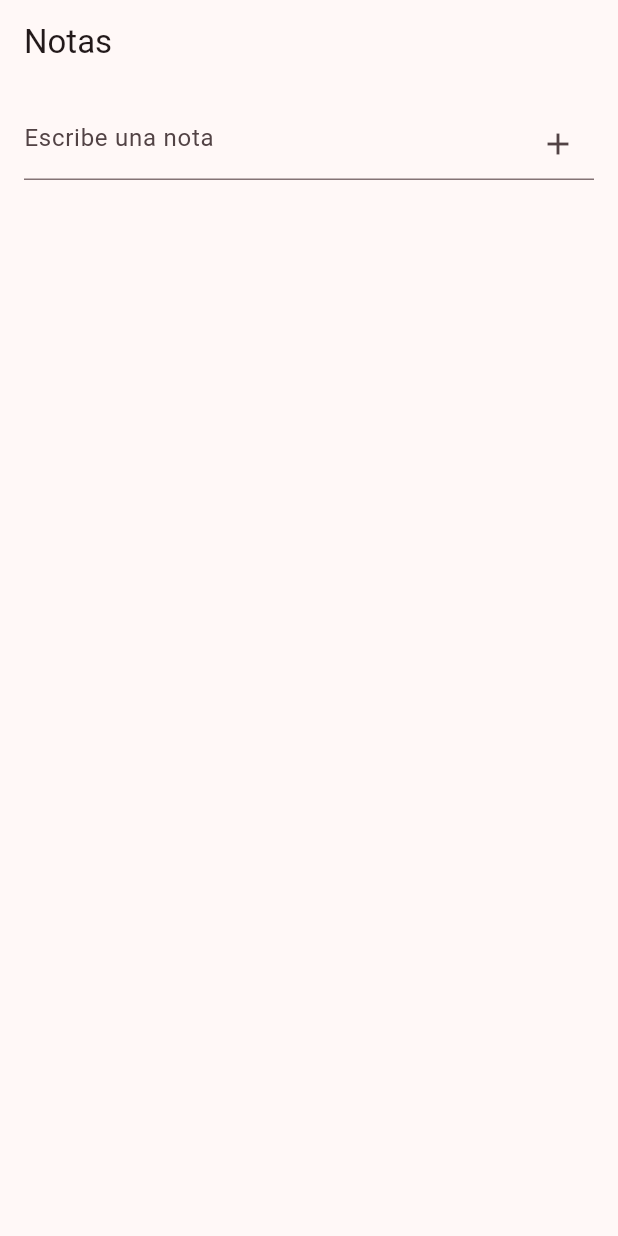
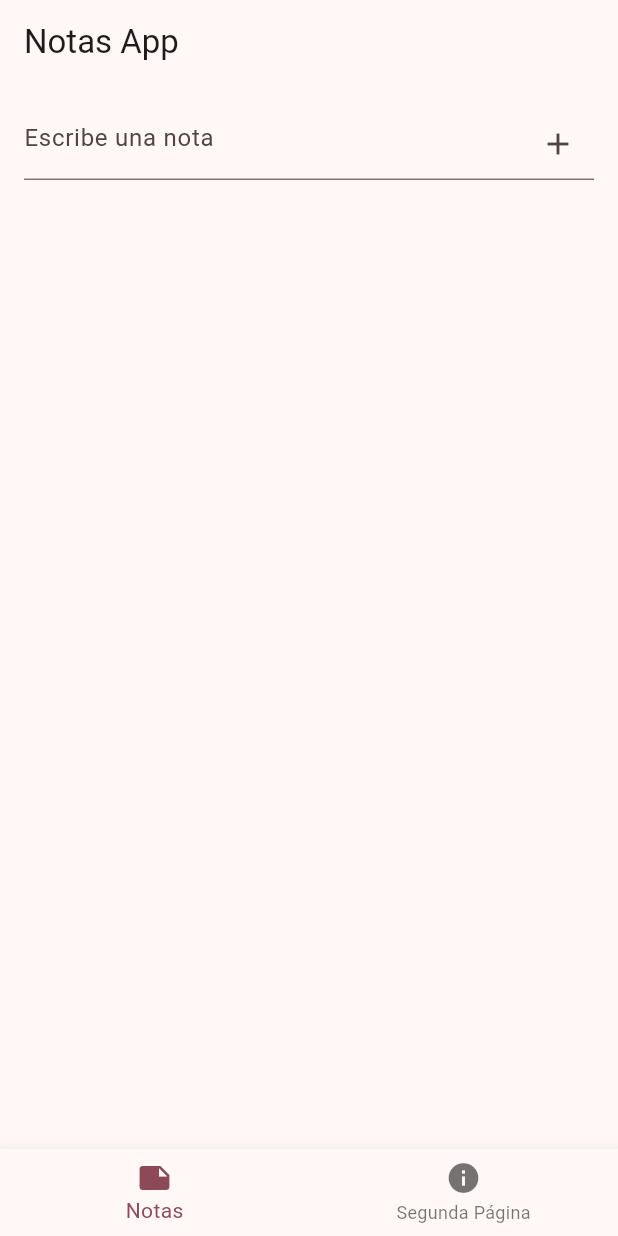
Before and after one commit to Borkel/flutter-test-2, a Flutter app: the screen it shows after launch, on a phone screen of 412 x 824 dp. Run offline on Flutter 3.47's test engine with Material 3 defaults, Android fonts, the phone set to English and light mode, and no system bars.

Commit message:
segunda pagina (no hace nada aun)

```diff
--- a/lib/main.dart
+++ b/lib/main.dart
@@ -12,31 +12,35 @@ class MyApp extends StatelessWidget {
     return MaterialApp(
       title: 'Notas',
       theme: ThemeData(
-        colorScheme: ColorScheme.fromSeed(seedColor: Colors.pink), //no cambia nada aun
+        colorScheme: ColorScheme.fromSeed(seedColor: Colors.pink),
       ),
-      home: const NotesPage(),
+      home: const HomePage(),
     );
   }
 }
 
-class NotesPage extends StatefulWidget {
-  const NotesPage({super.key});
+class HomePage extends StatefulWidget {
+  const HomePage({super.key});
 
   @override
-  State<NotesPage> createState() => _NotesPageState();
+  State<HomePage> createState() => _HomePageState();
 }
 
-class _NotesPageState extends State<NotesPage> {
+class _HomePageState extends State<HomePage> {
+  int _selectedIndex = 0;
   final List<String> _notes = [];
   final TextEditingController _controller = TextEditingController();
 
-  void _addNote() {
-    if (_controller.text.isNotEmpty) { //si la nota tiene texto, la añade
+  void _onItemTapped(int index) {
     setState(() {
-        _notes.add(_controller.text);
-        _controller.clear();
+      _selectedIndex = index;
     });
   }
+
+  void _addNote(String note) {
+    setState(() {
+      _notes.add(note);
+    });
   }
 
   void _removeNote(int index) {
@@ -49,32 +53,79 @@ class _NotesPageState extends State<NotesPage> {
   Widget build(BuildContext context) {
     return Scaffold(
       appBar: AppBar(
-        title: const Text('Notas'),
+        title: const Text('Notas App'),
       ),
-      body: Padding(
+      body: _selectedIndex == 0
+          ? NotesPage(
+        notes: _notes,
+        controller: _controller,
+        onAddNote: _addNote,
+        onRemoveNote: _removeNote,
+      )
+          : const SecondPage(),
+      bottomNavigationBar: BottomNavigationBar(
+        items: const [
+          BottomNavigationBarItem(
+            icon: Icon(Icons.note),
+            label: 'Notas',
+          ),
+          BottomNavigationBarItem(
+            icon: Icon(Icons.info),
+            label: 'Segunda Página',
+          ),
+        ],
+        currentIndex: _selectedIndex,
+        onTap: _onItemTapped,
+      ),
+    );
+  }
+}
+
+class NotesPage extends StatelessWidget {
+  final List<String> notes;
+  final TextEditingController controller;
+  final Function(String) onAddNote;
+  final Function(int) onRemoveNote;
+
+  const NotesPage({
+    super.key,
+    required this.notes,
+    required this.controller,
+    required this.onAddNote,
+    required this.onRemoveNote,
+  });
+
+  @override
+  Widget build(BuildContext context) {
+    return Padding(
       padding: const EdgeInsets.all(16.0),
       child: Column(
         children: [
           TextField(
-              controller: _controller,
+            controller: controller,
             decoration: InputDecoration(
               hintText: 'Escribe una nota',
               suffixIcon: IconButton(
                 icon: const Icon(Icons.add),
-                  onPressed: _addNote,
+                onPressed: () {
+                  if (controller.text.isNotEmpty) {
+                    onAddNote(controller.text);
+                    controller.clear();
+                  }
+                },
               ),
             ),
           ),
           const SizedBox(height: 20),
           Expanded(
             child: ListView.builder(
-                itemCount: _notes.length,
+              itemCount: notes.length,
               itemBuilder: (context, index) {
                 return ListTile(
-                    title: Text(_notes[index]),
+                  title: Text(notes[index]),
                   trailing: IconButton(
                     icon: const Icon(Icons.delete),
-                      onPressed: () => _removeNote(index),
+                    onPressed: () => onRemoveNote(index),
                   ),
                 );
               },
@@ -82,6 +133,19 @@ class _NotesPageState extends State<NotesPage> {
           ),
         ],
       ),
+    );
+  }
+}
+
+class SecondPage extends StatelessWidget {
+  const SecondPage({super.key});
+
+  @override
+  Widget build(BuildContext context) {
+    return const Center(
+      child: Text(
+        'Segunda Página',
+        style: TextStyle(fontSize: 24, fontWeight: FontWeight.bold),
       ),
     );
   }
```
Lines whose indentation alone changed are shown as unchanged.
